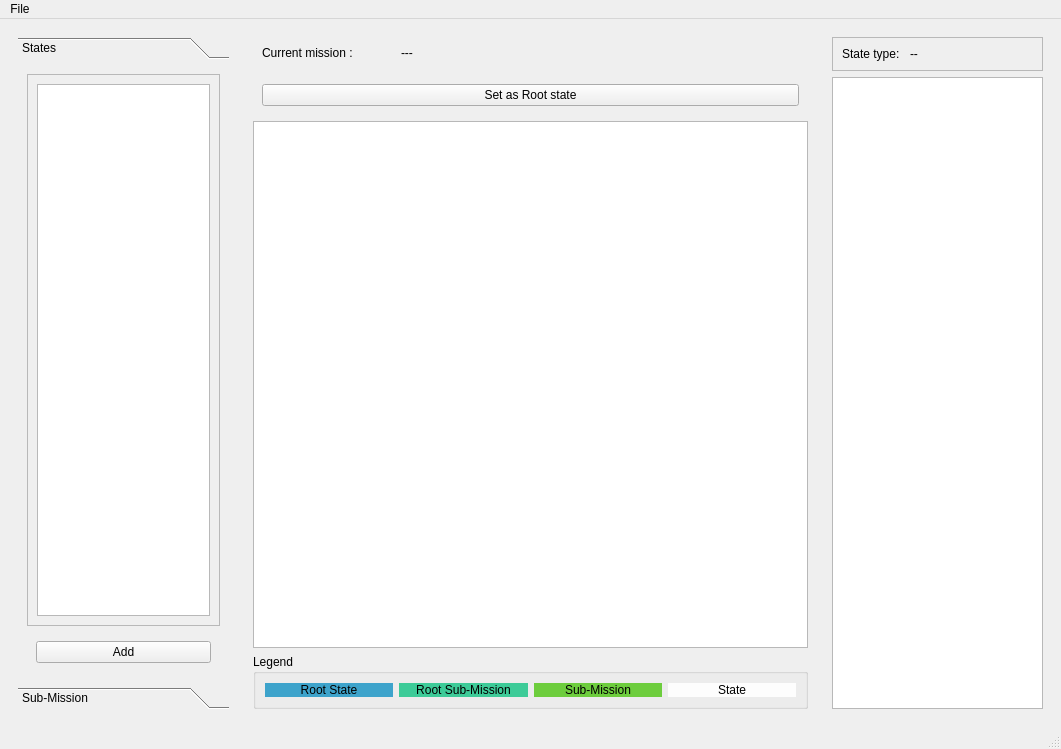
First picture: the form in rqt_mission_planner/resource/mainwindow.ui, repository sonia-auv/rqt_sonia_plugins, before the edit.
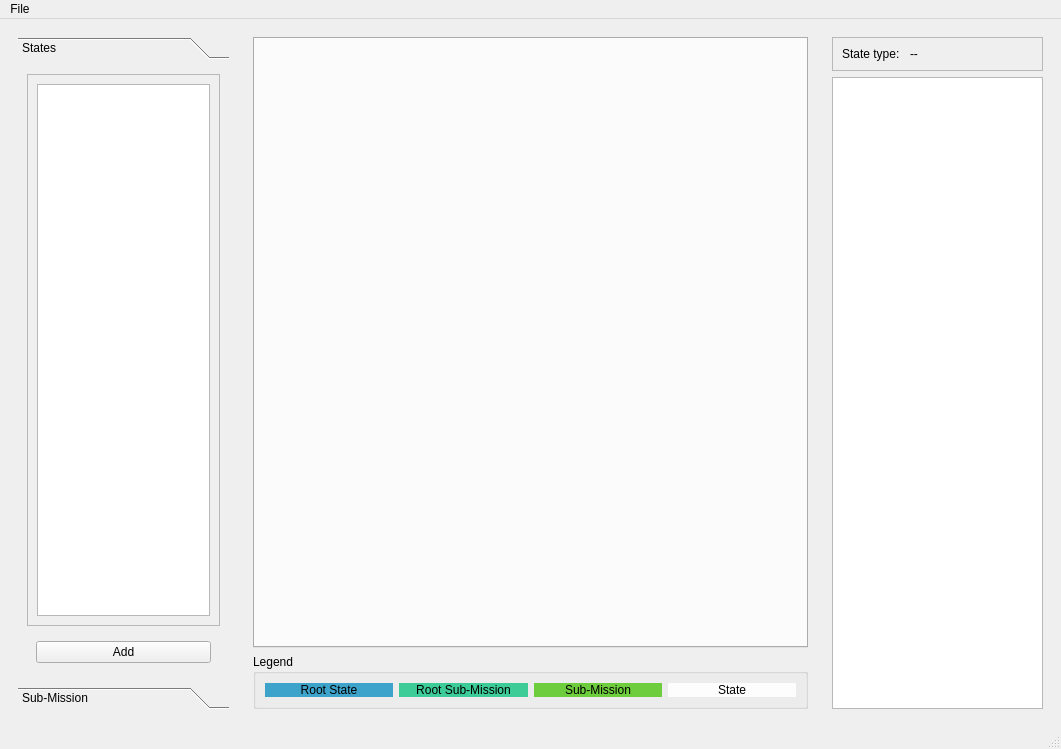
Second picture: the form after the edit.

Commit message: Add the option of openning a sub-mission in a tab.

```diff
--- a/rqt_mission_planner/resource/mainwindow.ui
+++ b/rqt_mission_planner/resource/mainwindow.ui
@@ -144,132 +144,13 @@
       </property>
       <layout class="QVBoxLayout" name="verticalLayout_2">
        <item>
-        <widget class="QWidget" name="widget_4" native="true">
-         <layout class="QHBoxLayout" name="horizontalLayout_8">
-          <item>
-           <widget class="QLabel" name="label_5">
-            <property name="sizePolicy">
-             <sizepolicy hsizetype="Preferred" vsizetype="Preferred">
-              <horstretch>1</horstretch>
-              <verstretch>0</verstretch>
-             </sizepolicy>
-            </property>
-            <property name="text">
-             <string>Current mission :</string>
-            </property>
-           </widget>
-          </item>
-          <item>
-           <widget class="QLabel" name="label_mission_name">
-            <property name="sizePolicy">
-             <sizepolicy hsizetype="Preferred" vsizetype="Preferred">
-              <horstretch>3</horstretch>
-              <verstretch>0</verstretch>
-             </sizepolicy>
-            </property>
-            <property name="text">
-             <string>---</string>
-            </property>
-           </widget>
-          </item>
-         </layout>
-        </widget>
-       </item>
-       <item>
-        <widget class="QWidget" name="widget_2" native="true">
-         <layout class="QHBoxLayout" name="horizontalLayout_4">
-          <item>
-           <widget class="QPushButton" name="rootState">
-            <property name="text">
-             <string>Set as Root state</string>
-            </property>
-           </widget>
-          </item>
-         </layout>
-        </widget>
-       </item>
-       <item>
-        <widget class="QScrollArea" name="scrollArea">
-         <property name="widgetResizable">
+        <widget class="QTabWidget" name="tabWidget">
+         <property name="currentIndex">
+          <number>-1</number>
+         </property>
+         <property name="tabsClosable">
           <bool>true</bool>
          </property>
-         <widget class="QWidget" name="paint_panel">
-          <property name="geometry">
-           <rect>
-            <x>0</x>
-            <y>0</y>
-            <width>553</width>
-            <height>525</height>
-           </rect>
-          </property>
-          <property name="palette">
-           <palette>
-            <active>
-             <colorrole role="Base">
-              <brush brushstyle="SolidPattern">
-               <color alpha="255">
-                <red>255</red>
-                <green>255</green>
-                <blue>255</blue>
-               </color>
-              </brush>
-             </colorrole>
-             <colorrole role="Window">
-              <brush brushstyle="SolidPattern">
-               <color alpha="255">
-                <red>255</red>
-                <green>255</green>
-                <blue>255</blue>
-               </color>
-              </brush>
-             </colorrole>
-            </active>
-            <inactive>
-             <colorrole role="Base">
-              <brush brushstyle="SolidPattern">
-               <color alpha="255">
-                <red>255</red>
-                <green>255</green>
-                <blue>255</blue>
-               </color>
-              </brush>
-             </colorrole>
-             <colorrole role="Window">
-              <brush brushstyle="SolidPattern">
-               <color alpha="255">
-                <red>255</red>
-                <green>255</green>
-                <blue>255</blue>
-               </color>
-              </brush>
-             </colorrole>
-            </inactive>
-            <disabled>
-             <colorrole role="Base">
-              <brush brushstyle="SolidPattern">
-               <color alpha="255">
-                <red>255</red>
-                <green>255</green>
-                <blue>255</blue>
-               </color>
-              </brush>
-             </colorrole>
-             <colorrole role="Window">
-              <brush brushstyle="SolidPattern">
-               <color alpha="255">
-                <red>255</red>
-                <green>255</green>
-                <blue>255</blue>
-               </color>
-              </brush>
-             </colorrole>
-            </disabled>
-           </palette>
-          </property>
-          <property name="focusPolicy">
-           <enum>Qt::StrongFocus</enum>
-          </property>
-         </widget>
         </widget>
        </item>
        <item>
```
The commit also changes 3 other files.
